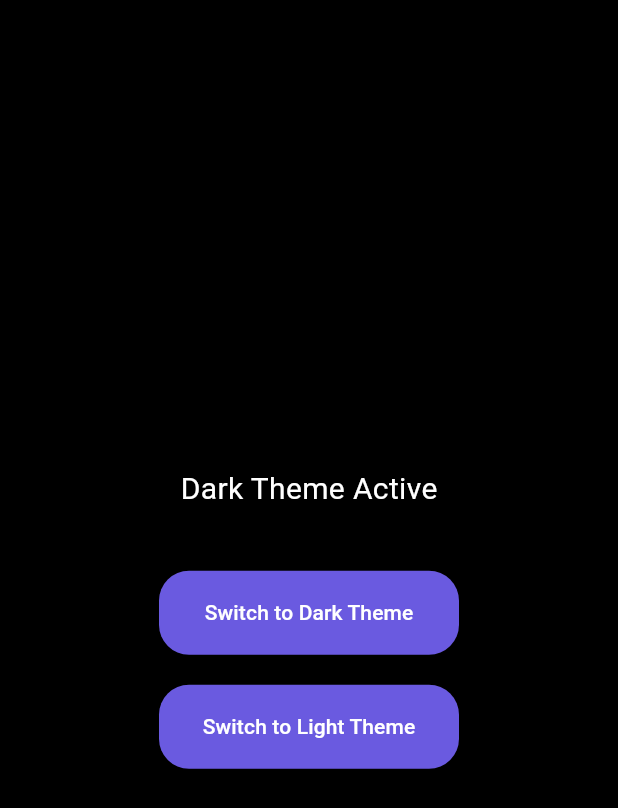
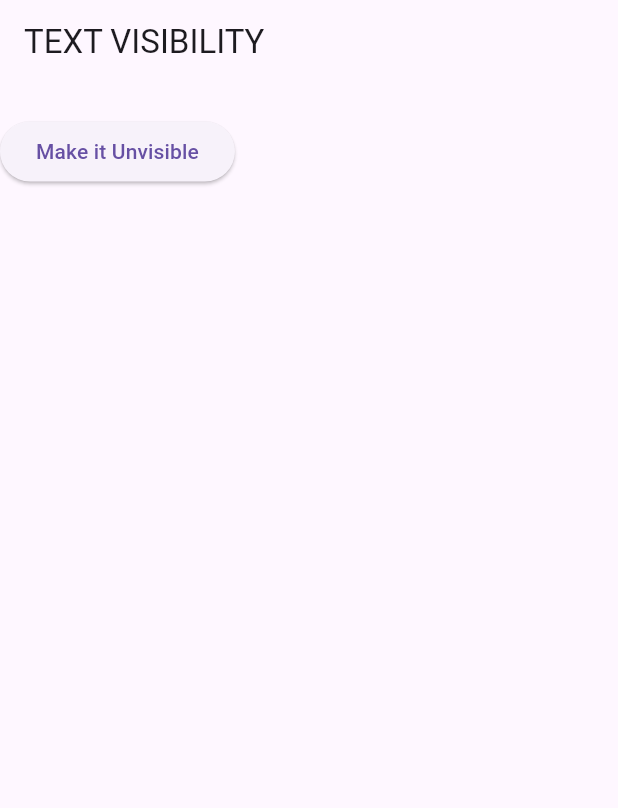
Before and after one commit to muzammileusopht/flutter_bloc_learn, a Flutter app: the screen it shows after launch, on a phone screen of 412 x 824 dp. Shown: the top 808 px of the screen. Run offline on Flutter 3.47's test engine with Material 3 defaults, Android fonts, the phone set to English and light mode, and no system bars; our stand-ins replace bloc, flutter_bloc.

Commit message:
more examples

```diff
--- a/lib/main.dart
+++ b/lib/main.dart
@@ -7,6 +7,7 @@ import 'package:flutter_bloc_learn/show_loader_eg/loader_page.dart';
 import 'package:flutter_bloc_learn/text_toogle_eg/text_toggle_cubit.dart';
 import 'package:flutter_bloc_learn/text_toogle_eg/text_toogle_page.dart';
 import 'package:flutter_bloc_learn/global_bloc_access_theme.dart';
+import 'package:flutter_bloc_learn/text_visibility_eg/text_visible_page.dart';
 import 'package:flutter_bloc_learn/theme_changer/theme_cubit.dart';
 import 'package:flutter_bloc_learn/theme_changer/theming_page.dart';
 
@@ -34,7 +35,8 @@ class MyApp extends StatelessWidget {
             create: (_) => TextToggleCubit(),
           ),
         ],
-        child: ThemingPage(),
+        // child: ThemingPage(),
+        child: TextVisiblePage(),
         // child: TextTogglePage(),
         // child: ThemeAccessScreen(),
         // child: LoaderPage(),
--- /dev/null
+++ b/lib/text_visibility_eg/text_visible_page.dart
@@ -0,0 +1,34 @@
+import 'package:flutter/material.dart';
+
+class TextVisiblePage extends StatefulWidget {
+  const TextVisiblePage({super.key});
+
+  @override
+  State<TextVisiblePage> createState() => _TextVisiblePageState();
+}
+
+class _TextVisiblePageState extends State<TextVisiblePage> {
+  @override
+  Widget build(BuildContext context) {
+    bool isTextVisible = false;
+    return  Scaffold(
+      appBar: AppBar(
+        title: Text('TEXT VISIBILITY'),
+      ),
+      body: Column(
+        children: [
+         isTextVisible!=false?  Text('Text is visible now'): Text(''),
+          ElevatedButton(
+            onPressed: (){
+              setState(() {
+                isTextVisible != isTextVisible;
+              });
+
+
+            },
+            child: Text('Make it Unvisible'))
+        ],
+      ),
+    );
+  }
+}
--- a/pubspec.yaml
+++ b/pubspec.yaml
@@ -34,7 +34,6 @@ dependencies:
   # The following adds the Cupertino Icons font to your application.
   # Use with the CupertinoIcons class for iOS style icons.
   cupertino_icons: ^1.0.8
-  bloc: ^9.0.0
   flutter_bloc: ^9.1.1
 
 dev_dependencies:
```
Also changed, not shown: pubspec.lock.
